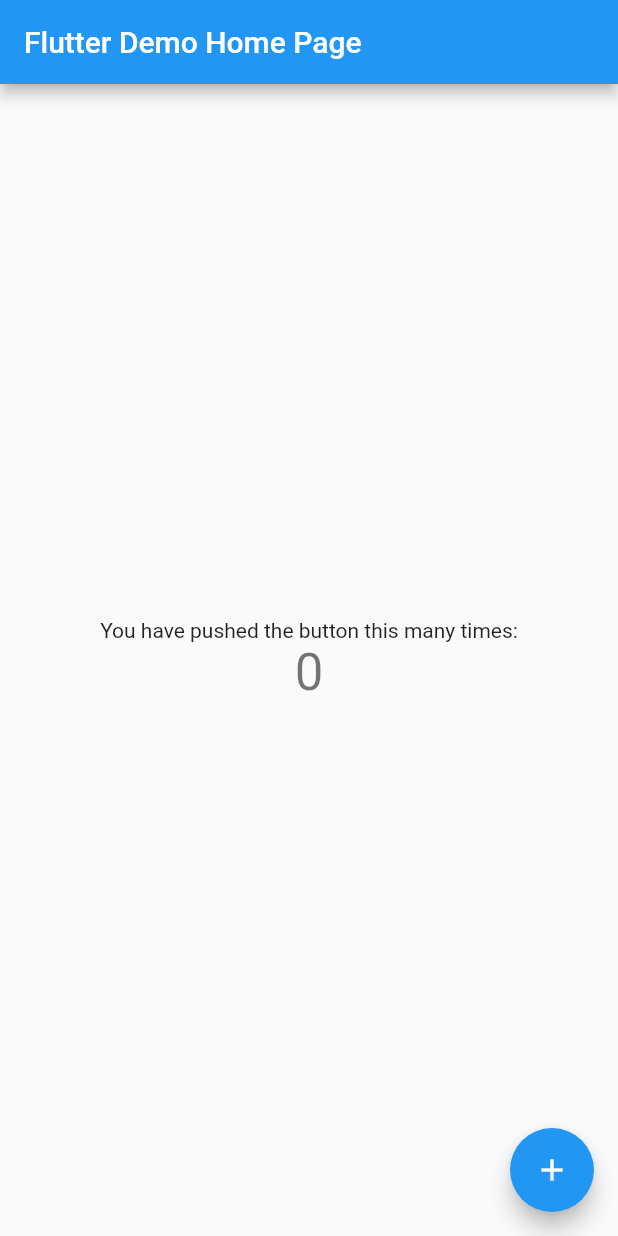
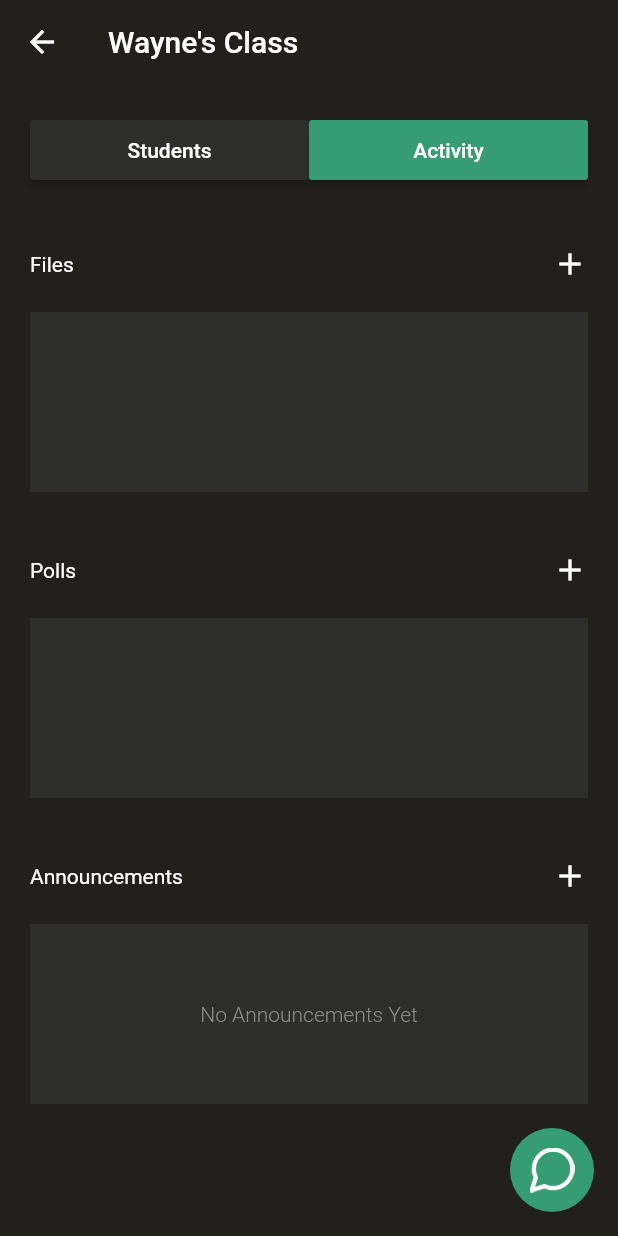
Before and after one commit to aakzsh/highfive, a Flutter app: the screen it shows after launch, on a phone screen of 412 x 824 dp. Run offline on Flutter 3.47's test engine with Material 2 defaults, Android fonts, the light colour scheme and no system bars.

Commit message:
create ui screens

```diff
--- a/lib/constants/colors.dart
+++ b/lib/constants/colors.dart
@@ -0,0 +1,9 @@
+import 'package:flutter/material.dart';
+
+class AppColors {
+  static const bg = Color.fromRGBO(34, 32, 27, 1);
+  static const textPrimary = Colors.white;
+  static const textSecondary = Color.fromRGBO(139, 138, 135, 1);
+  static const accentGreen = Color.fromRGBO(53, 156, 116, 1);
+  static const imageGrey = Color.fromRGBO(46, 46, 45, 1);
+}
--- a/lib/main.dart
+++ b/lib/main.dart
@@ -1,115 +1,29 @@
 import 'package:flutter/material.dart';
+import 'package:highfive/constants/colors.dart';
+import 'package:highfive/screens.dart/home.dart';
 
 void main() {
-  runApp(const MyApp());
+  runApp(const App());
 }
 
-class MyApp extends StatelessWidget {
-  const MyApp({super.key});
+class App extends StatefulWidget {
+  const App({super.key});
 
-  // This widget is the root of your application.
+  @override
+  State<App> createState() => _AppState();
+}
+
+class _AppState extends State<App> {
   @override
   Widget build(BuildContext context) {
     return MaterialApp(
-      title: 'Flutter Demo',
+      title: "High-Five",
       theme: ThemeData(
-        // This is the theme of your application.
-        //
-        // Try running your application with "flutter run". You'll see the
-        // application has a blue toolbar. Then, without quitting the app, try
-        // changing the primarySwatch below to Colors.green and then invoke
-        // "hot reload" (press "r" in the console where you ran "flutter run",
-        // or simply save your changes to "hot reload" in a Flutter IDE).
-        // Notice that the counter didn't reset back to zero; the application
-        // is not restarted.
-        primarySwatch: Colors.blue,
-      ),
-      home: const MyHomePage(title: 'Flutter Demo Home Page'),
+          primarySwatch: Colors.blueGrey,
+          scaffoldBackgroundColor: AppColors.bg,
+          brightness: Brightness.dark),
+      themeMode: ThemeMode.dark,
+      home: const TeacherHome(),
     );
   }
 }
-
-class MyHomePage extends StatefulWidget {
-  const MyHomePage({super.key, required this.title});
-
-  // This widget is the home page of your application. It is stateful, meaning
-  // that it has a State object (defined below) that contains fields that affect
-  // how it looks.
-
-  // This class is the configuration for the state. It holds the values (in this
-  // case the title) provided by the parent (in this case the App widget) and
-  // used by the build method of the State. Fields in a Widget subclass are
-  // always marked "final".
-
-  final String title;
-
-  @override
-  State<MyHomePage> createState() => _MyHomePageState();
-}
-
-class _MyHomePageState extends State<MyHomePage> {
-  int _counter = 0;
-
-  void _incrementCounter() {
-    setState(() {
-      // This call to setState tells the Flutter framework that something has
-      // changed in this State, which causes it to rerun the build method below
-      // so that the display can reflect the updated values. If we changed
-      // _counter without calling setState(), then the build method would not be
-      // called again, and so nothing would appear to happen.
-      _counter++;
-    });
-  }
-
-  @override
-  Widget build(BuildContext context) {
-    // This method is rerun every time setState is called, for instance as done
-    // by the _incrementCounter method above.
-    //
-    // The Flutter framework has been optimized to make rerunning build methods
-    // fast, so that you can just rebuild anything that needs updating rather
-    // than having to individually change instances of widgets.
-    return Scaffold(
-      appBar: AppBar(
-        // Here we take the value from the MyHomePage object that was created by
-        // the App.build method, and use it to set our appbar title.
-        title: Text(widget.title),
-      ),
-      body: Center(
-        // Center is a layout widget. It takes a single child and positions it
-        // in the middle of the parent.
-        child: Column(
-          // Column is also a layout widget. It takes a list of children and
-          // arranges them vertically. By default, it sizes itself to fit its
-          // children horizontally, and tries to be as tall as its parent.
-          //
-          // Invoke "debug painting" (press "p" in the console, choose the
-          // "Toggle Debug Paint" action from the Flutter Inspector in Android
-          // Studio, or the "Toggle Debug Paint" command in Visual Studio Code)
-          // to see the wireframe for each widget.
-          //
-          // Column has various properties to control how it sizes itself and
-          // how it positions its children. Here we use mainAxisAlignment to
-          // center the children vertically; the main axis here is the vertical
-          // axis because Columns are vertical (the cross axis would be
-          // horizontal).
-          mainAxisAlignment: MainAxisAlignment.center,
-          children: <Widget>[
-            const Text(
-              'You have pushed the button this many times:',
-            ),
-            Text(
-              '$_counter',
-              style: Theme.of(context).textTheme.headlineMedium,
-            ),
-          ],
-        ),
-      ),
-      floatingActionButton: FloatingActionButton(
-        onPressed: _incrementCounter,
-        tooltip: 'Increment',
-        child: const Icon(Icons.add),
-      ), // This trailing comma makes auto-formatting nicer for build methods.
-    );
-  }
-}
--- /dev/null
+++ b/lib/screens.dart/home.dart
@@ -0,0 +1,167 @@
+import 'package:flutter/material.dart';
+import 'package:highfive/constants/colors.dart';
+import 'package:highfive/screens.dart/chat.dart';
+
+class TeacherHome extends StatefulWidget {
+  const TeacherHome({super.key});
+
+  @override
+  State<TeacherHome> createState() => _TeacherHomeState();
+}
+
+class _TeacherHomeState extends State<TeacherHome> {
+  bool firstSelected = false;
+  @override
+  Widget build(BuildContext context) {
+    return Scaffold(
+      floatingActionButton: FloatingActionButton(
+        elevation: 0.0,
+        backgroundColor: AppColors.accentGreen,
+        onPressed: () {
+          Navigator.push(
+              context, MaterialPageRoute(builder: ((context) => const Chat())));
+        },
+        child: Image.asset(
+          "assets/icons/message.png",
+          height: 30,
+        ),
+      ),
+      appBar: AppBar(
+        backgroundColor: Colors.transparent,
+        elevation: 0,
+        leading: const Icon(Icons.arrow_back),
+        title: const Text("Wayne's Class"),
+      ),
+      body: Padding(
+        padding: const EdgeInsets.symmetric(horizontal: 20),
+        child: Column(
+          children: [
+            const SizedBox(
+              height: 20,
+            ),
+            Row(
+              children: [
+                Expanded(
+                  child: MaterialButton(
+                    onPressed: () {
+                      setState(() {
+                        firstSelected = true;
+                      });
+                    },
+                    height: 40,
+                    color: firstSelected
+                        ? AppColors.accentGreen
+                        : AppColors.imageGrey,
+                    child: const Text("Students"),
+                  ),
+                ),
+                Expanded(
+                  child: MaterialButton(
+                    onPressed: () {
+                      setState(() {
+                        firstSelected = false;
+                      });
+                    },
+                    height: 40,
+                    color: !firstSelected
+                        ? AppColors.accentGreen
+                        : AppColors.imageGrey,
+                    child: const Text("Activity"),
+                  ),
+                )
+              ],
+            ),
+            const SizedBox(
+              height: 40,
+            ),
+            firstSelected
+                ? Expanded(
+                    child: ListView.builder(
+                        itemCount: 5,
+                        itemBuilder: ((context, index) => Padding(
+                              padding: const EdgeInsets.symmetric(vertical: 10),
+                              child: Row(
+                                mainAxisAlignment:
+                                    MainAxisAlignment.spaceBetween,
+                                children: [
+                                  Text(
+                                    "${index + 1}: frooti",
+                                    style: const TextStyle(
+                                        fontWeight: FontWeight.w400,
+                                        fontSize: 18),
+                                  ),
+                                  const Icon(
+                                    Icons.remove_circle_outline_outlined,
+                                    color: Color.fromARGB(255, 255, 129, 120),
+                                  )
+                                ],
+                              ),
+                            ))))
+                : Expanded(
+                    child: SingleChildScrollView(
+                        child: Column(
+                    children: [
+                      Row(
+                        mainAxisAlignment: MainAxisAlignment.spaceBetween,
+                        children: const [Text("Files"), Icon(Icons.add)],
+                      ),
+                      const SizedBox(
+                        height: 20,
+                      ),
+                      Container(
+                        width: double.maxFinite,
+                        height: 120,
+                        color: AppColors.imageGrey,
+                      ),
+                      const SizedBox(
+                        height: 40,
+                      ),
+                      Row(
+                        mainAxisAlignment: MainAxisAlignment.spaceBetween,
+                        children: const [Text("Polls"), Icon(Icons.add)],
+                      ),
+                      const SizedBox(
+                        height: 20,
+                      ),
+                      Container(
+                        width: double.maxFinite,
+                        height: 120,
+                        color: AppColors.imageGrey,
+                      ),
+                      const SizedBox(
+                        height: 40,
+                      ),
+                      Row(
+                        mainAxisAlignment: MainAxisAlignment.spaceBetween,
+                        children: const [
+                          Text("Announcements"),
+                          Icon(Icons.add)
+                        ],
+                      ),
+                      const SizedBox(
+                        height: 20,
+                      ),
+                      Container(
+                        width: double.maxFinite,
+                        height: 120,
+                        color: AppColors.imageGrey,
+                        child: const Center(
+                          child: Text(
+                            "No Announcements Yet",
+                            style: TextStyle(
+                                fontWeight: FontWeight.w300,
+                                color: AppColors.textSecondary),
+                          ),
+                        ),
+                      ),
+                      const SizedBox(
+                        height: 40,
+                      ),
+                    ],
+                  )))
+          ],
+        ),
+      ),
+    );
+  }
+}
--- a/pubspec.yaml
+++ b/pubspec.yaml
@@ -59,8 +59,9 @@
   uses-material-design: true
 
   # To add assets to your application, add an assets section, like this:
-  # assets:
-  #   - images/a_dot_burr.jpeg
+  assets:
+    - assets/images/
+    - assets/icons/
   #   - images/a_dot_ham.jpeg
 
   # An image asset can refer to one or more resolution-specific "variants", see
```
Also changed, not shown: lib/screens.dart/chat.dart (added, +60 -0 lines), lib/screens.dart/create_room.dart (+92 -0 lines), lib/screens.dart/join_room.dart (+86 -0 lines), assets/icons/message.png (added), assets/images/createroom.png (added), assets/images/joinroom.png (added), 1 other file.
